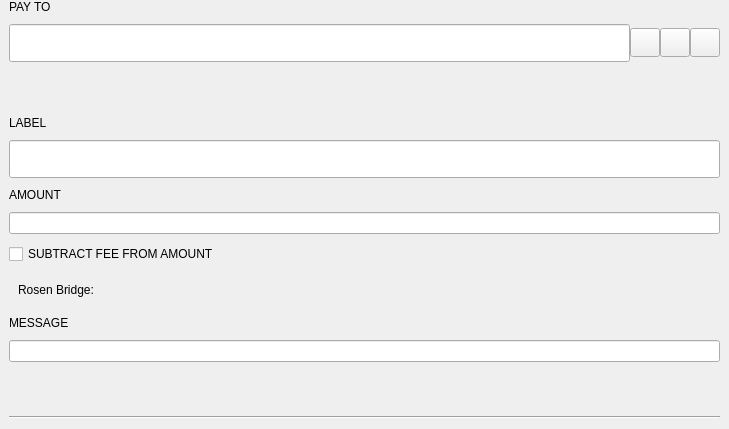
Qt form src/qt/forms/sendcoinsentry.ui (firoorg/firo) before a commit.
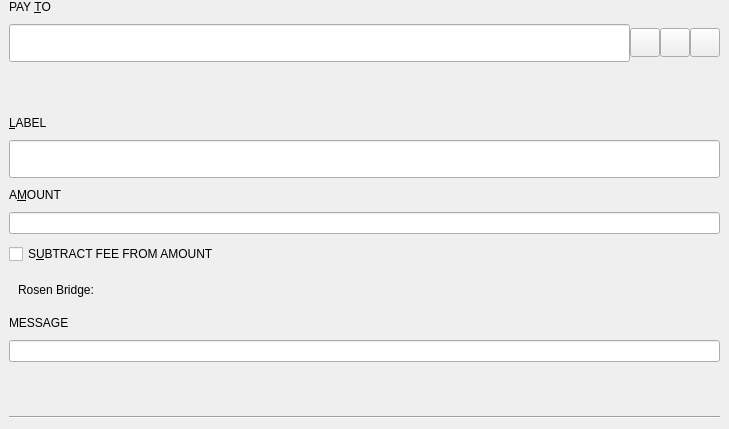
The same form after that commit. Icons and pictures are not drawn. Custom widgets are drawn as their Qt base class.

Commit message: Fix send field mnemonics and receive date bugs

What changed in the file:
```diff
--- a/src/qt/forms/sendcoinsentry.ui
+++ b/src/qt/forms/sendcoinsentry.ui
@@ -36,7 +36,7 @@
     <item>
      <widget class="QLabel" name="payToLabel">
       <property name="text">
-       <string>PAY TO</string>
+       <string>PAY &amp;TO</string>
       </property>
       <property name="buddy">
        <cstring>payTo</cstring>
@@ -179,7 +179,7 @@
     <item>
      <widget class="QLabel" name="labellLabel">
       <property name="text">
-       <string>LABEL</string>
+       <string>&amp;LABEL</string>
       </property>
       <property name="buddy">
        <cstring>addAsLabel</cstring>
@@ -202,7 +202,7 @@
     <item>
      <widget class="QLabel" name="amountLabel">
       <property name="text">
-       <string>AMOUNT</string>
+       <string>A&amp;MOUNT</string>
       </property>
       <property name="buddy">
        <cstring>payAmount</cstring>
@@ -224,7 +224,7 @@
          <string>The fee will be deducted from the amount being sent. The recipient will receive less firos than you enter in the amount field. If multiple recipients are selected, the fee is split equally.</string>
         </property>
         <property name="text">
-         <string>SUBTRACT FEE FROM AMOUNT</string>
+         <string>S&amp;UBTRACT FEE FROM AMOUNT</string>
         </property>
        </widget>
       </item>
```
The commit also changes 1 other file.
